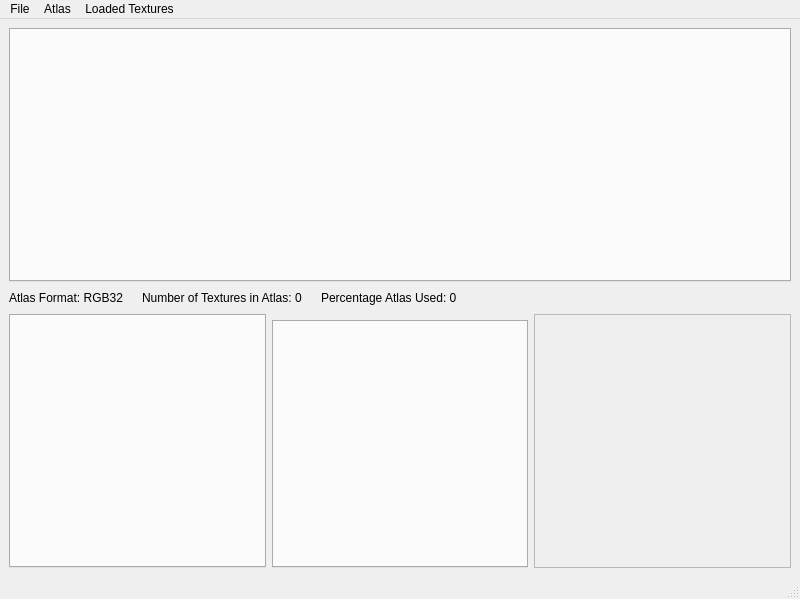
Binyamin-Brion/TextureAtlasCreator, file GUI/mainwindow.ui: the form before one commit.
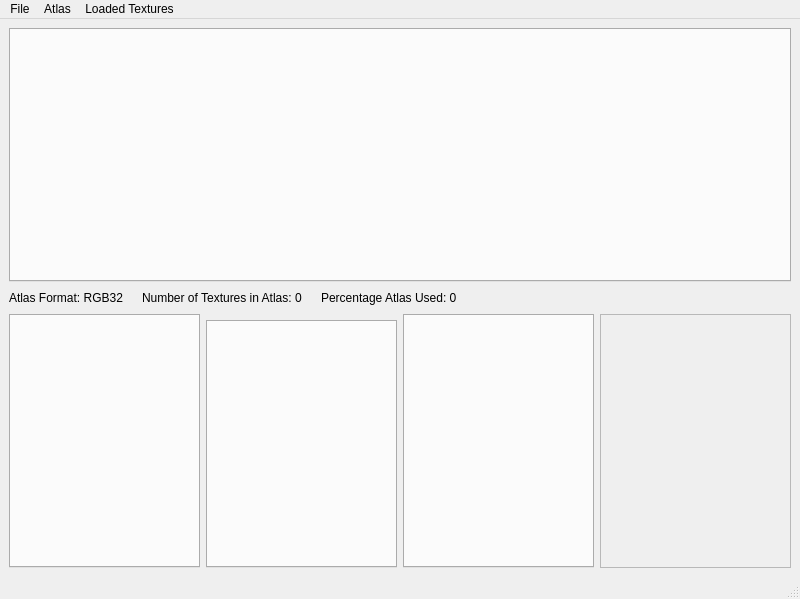
The form after the commit. Custom widgets are drawn as their Qt base class.

Commit message: - Added area to modify specular texture for an image - Any changes made to the diffuse area now apply to the texture buttons - Saving a modified texture updates texture buttons representing the previous image to represent the new image

```diff
--- a/GUI/mainwindow.ui
+++ b/GUI/mainwindow.ui
@@ -85,6 +85,9 @@
         </item>
        </layout>
       </item>
+      <item>
+       <widget class="GUI::CurrentTexture::SpecularTexture::SpecularTextureTabWidget" name="specularTextureDisplay"/>
+      </item>
       <item>
        <widget class="GUI::TextureInformation::TextureInfoScrollArea" name="selectedTextureInformation">
         <property name="widgetResizable">
@@ -95,7 +98,7 @@
           <rect>
            <x>0</x>
            <y>0</y>
-           <width>254</width>
+           <width>188</width>
            <height>248</height>
           </rect>
          </property>
@@ -276,6 +279,12 @@
    <header>GUI/TextureInformation/TextureInfoScrollArea.h</header>
    <container>1</container>
   </customwidget>
+  <customwidget>
+   <class>GUI::CurrentTexture::SpecularTexture::SpecularTextureTabWidget</class>
+   <extends>QTabWidget</extends>
+   <header>GUI/CurrentTexture/SpecularTexture/SpecularTextureTabWidget.h</header>
+   <container>1</container>
+  </customwidget>
  </customwidgets>
  <resources/>
  <connections/>
```
The commit also changes 34 other files.
